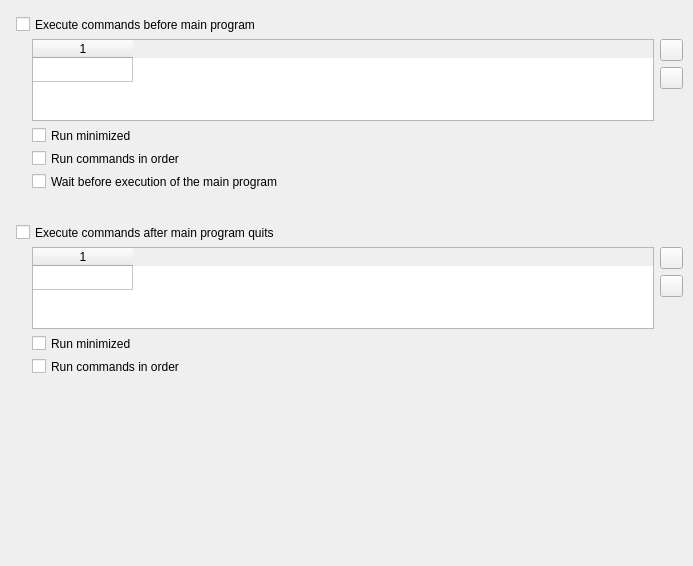
The window that src/forms/ModernProfileEditorHelperProgramsFrameUnit.ui (Eldricos/D-Fend-Reborn) describes before a commit, drawn with Qt 5.
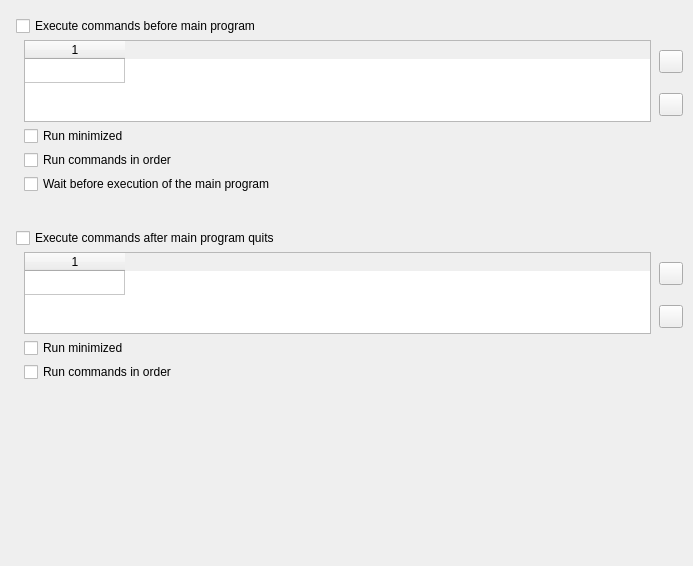
The same window after the commit. Icons and pictures are not drawn.

Commit message: Modern profile editor: Qt layouts instead of fixed pixel positions

```diff
--- a/src/forms/ModernProfileEditorHelperProgramsFrameUnit.ui
+++ b/src/forms/ModernProfileEditorHelperProgramsFrameUnit.ui
@@ -5,88 +5,146 @@
     <property name="geometry"><rect><x>0</x><y>0</y><width>693</width><height>566</height></rect></property>
     <property name="vclDesignWidth" stdset="0"><number>693</number></property>
     <property name="vclDesignHeight" stdset="0"><number>566</number></property>
-    <widget class="QToolButton" name="AddButton1">
-      <property name="geometry"><rect><x>660</x><y>39</y><width>23</width><height>22</height></rect></property>
-      <property name="vclAnchors" stdset="0"><string notr="true">akTop,akRight</string></property>
-      <property name="icon"><iconset resource="../../resources/dfend.qrc"><normaloff>:/glyphs/7bc99400adfc8024.png</normaloff></iconset></property>
-      <property name="iconSize"><size><width>16</width><height>16</height></size></property>
-    </widget>
-    <widget class="QToolButton" name="DelButton1">
-      <property name="geometry"><rect><x>660</x><y>67</y><width>23</width><height>22</height></rect></property>
-      <property name="vclAnchors" stdset="0"><string notr="true">akTop,akRight</string></property>
-      <property name="tag" stdset="0"><number>1</number></property>
-      <property name="icon"><iconset resource="../../resources/dfend.qrc"><normaloff>:/glyphs/190e94d8efb3a1c9.png</normaloff></iconset></property>
-      <property name="iconSize"><size><width>16</width><height>16</height></size></property>
-    </widget>
-    <widget class="QToolButton" name="DelButton2">
-      <property name="geometry"><rect><x>660</x><y>275</y><width>23</width><height>22</height></rect></property>
-      <property name="vclAnchors" stdset="0"><string notr="true">akTop,akRight</string></property>
-      <property name="tag" stdset="0"><number>3</number></property>
-      <property name="icon"><iconset resource="../../resources/dfend.qrc"><normaloff>:/glyphs/190e94d8efb3a1c9.png</normaloff></iconset></property>
-      <property name="iconSize"><size><width>16</width><height>16</height></size></property>
-    </widget>
-    <widget class="QToolButton" name="AddButton2">
-      <property name="geometry"><rect><x>660</x><y>247</y><width>23</width><height>22</height></rect></property>
-      <property name="vclAnchors" stdset="0"><string notr="true">akTop,akRight</string></property>
-      <property name="tag" stdset="0"><number>2</number></property>
-      <property name="icon"><iconset resource="../../resources/dfend.qrc"><normaloff>:/glyphs/7bc99400adfc8024.png</normaloff></iconset></property>
-      <property name="iconSize"><size><width>16</width><height>16</height></size></property>
-    </widget>
-    <widget class="QCheckBox" name="Command1CheckBox">
-      <property name="geometry"><rect><x>16</x><y>16</y><width>667</width><height>17</height></rect></property>
-      <property name="vclAnchors" stdset="0"><string notr="true">akLeft,akTop,akRight</string></property>
-      <property name="text"><string>Execute commands before main program</string></property>
-    </widget>
-    <widget class="QCheckBox" name="Command2CheckBox">
-      <property name="geometry"><rect><x>16</x><y>224</y><width>649</width><height>17</height></rect></property>
-      <property name="vclAnchors" stdset="0"><string notr="true">akLeft,akTop,akRight</string></property>
-      <property name="text"><string>Execute commands after main program quits</string></property>
-    </widget>
-    <widget class="QCheckBox" name="RunMinimized1CheckBox">
-      <property name="geometry"><rect><x>32</x><y>127</y><width>651</width><height>17</height></rect></property>
-      <property name="vclAnchors" stdset="0"><string notr="true">akLeft,akTop,akRight</string></property>
-      <property name="text"><string>Run minimized</string></property>
-    </widget>
-    <widget class="QCheckBox" name="Wait1CheckBox">
-      <property name="geometry"><rect><x>32</x><y>173</y><width>651</width><height>17</height></rect></property>
-      <property name="vclAnchors" stdset="0"><string notr="true">akLeft,akTop,akRight</string></property>
-      <property name="text"><string>Wait before execution of the main program</string></property>
-    </widget>
-    <widget class="QCheckBox" name="RunMinimized2CheckBox">
-      <property name="geometry"><rect><x>32</x><y>335</y><width>633</width><height>17</height></rect></property>
-      <property name="vclAnchors" stdset="0"><string notr="true">akLeft,akTop,akRight</string></property>
-      <property name="text"><string>Run minimized</string></property>
-    </widget>
-    <widget class="QCheckBox" name="InOrder1CheckBox">
-      <property name="geometry"><rect><x>32</x><y>150</y><width>651</width><height>17</height></rect></property>
-      <property name="vclAnchors" stdset="0"><string notr="true">akLeft,akTop,akRight</string></property>
-      <property name="text"><string>Run commands in order</string></property>
-    </widget>
-    <widget class="QCheckBox" name="InOrder2CheckBox">
-      <property name="geometry"><rect><x>32</x><y>358</y><width>633</width><height>17</height></rect></property>
-      <property name="vclAnchors" stdset="0"><string notr="true">akLeft,akTop,akRight</string></property>
-      <property name="text"><string>Run commands in order</string></property>
-    </widget>
-    <widget class="QTableWidget" name="Command1Tab">
-      <property name="geometry"><rect><x>32</x><y>39</y><width>622</width><height>82</height></rect></property>
-      <property name="vclAnchors" stdset="0"><string notr="true">akLeft,akTop,akRight</string></property>
-      <property name="columnCount"><number>1</number></property>
-      <property name="rowCount"><number>1</number></property>
-      <property name="vclFixedCols" stdset="0"><number>0</number></property>
-      <property name="vclFixedRows" stdset="0"><number>1</number></property>
-      <attribute name="verticalHeaderVisible"><bool>false</bool></attribute>
-      <attribute name="verticalHeaderDefaultSectionSize"><number>24</number></attribute>
-    </widget>
-    <widget class="QTableWidget" name="Command2Tab">
-      <property name="geometry"><rect><x>32</x><y>247</y><width>622</width><height>82</height></rect></property>
-      <property name="vclAnchors" stdset="0"><string notr="true">akLeft,akTop,akRight</string></property>
-      <property name="columnCount"><number>1</number></property>
-      <property name="rowCount"><number>1</number></property>
-      <property name="vclFixedCols" stdset="0"><number>0</number></property>
-      <property name="vclFixedRows" stdset="0"><number>1</number></property>
-      <attribute name="verticalHeaderVisible"><bool>false</bool></attribute>
-      <attribute name="verticalHeaderDefaultSectionSize"><number>24</number></attribute>
-    </widget>
+    <layout class="QVBoxLayout" name="ModernProfileEditorHelperProgramsFrame_Layout" stretch="0,0,0,1">
+      <property name="leftMargin"><number>16</number></property>
+      <property name="topMargin"><number>16</number></property>
+      <property name="rightMargin"><number>10</number></property>
+      <property name="bottomMargin"><number>8</number></property>
+      <property name="spacing"><number>0</number></property>
+      <item>
+        <layout class="QGridLayout" name="ModernProfileEditorHelperProgramsFrame_Section1" columnstretch="0,0,1,0">
+          <property name="leftMargin"><number>0</number></property>
+          <property name="topMargin"><number>0</number></property>
+          <property name="rightMargin"><number>0</number></property>
+          <property name="bottomMargin"><number>0</number></property>
+          <property name="horizontalSpacing"><number>8</number></property>
+          <property name="verticalSpacing"><number>4</number></property>
+          <item row="0" column="0" colspan="4">
+            <widget class="QCheckBox" name="Command1CheckBox">
+              <property name="text"><string>Execute commands before main program</string></property>
+            </widget>
+          </item>
+          <item row="1" column="1" rowspan="2" colspan="2">
+            <widget class="QTableWidget" name="Command1Tab">
+              <property name="columnCount"><number>1</number></property>
+              <property name="rowCount"><number>1</number></property>
+              <property name="vclFixedCols" stdset="0"><number>0</number></property>
+              <property name="vclFixedRows" stdset="0"><number>1</number></property>
+              <property name="minimumSize"><size><width>0</width><height>82</height></size></property>
+              <attribute name="verticalHeaderVisible"><bool>false</bool></attribute>
+              <attribute name="verticalHeaderDefaultSectionSize"><number>24</number></attribute>
+            </widget>
+          </item>
+          <item row="1" column="3" alignment="Qt::AlignRight">
+            <widget class="QToolButton" name="AddButton1">
+              <property name="icon"><iconset resource="../../resources/dfend.qrc"><normaloff>:/glyphs/7bc99400adfc8024.png</normaloff></iconset></property>
+              <property name="iconSize"><size><width>16</width><height>16</height></size></property>
+              <property name="minimumSize"><size><width>23</width><height>0</height></size></property>
+            </widget>
+          </item>
+          <item row="2" column="3" alignment="Qt::AlignRight">
+            <widget class="QToolButton" name="DelButton1">
+              <property name="tag" stdset="0"><number>1</number></property>
+              <property name="icon"><iconset resource="../../resources/dfend.qrc"><normaloff>:/glyphs/190e94d8efb3a1c9.png</normaloff></iconset></property>
+              <property name="iconSize"><size><width>16</width><height>16</height></size></property>
+              <property name="minimumSize"><size><width>23</width><height>0</height></size></property>
+            </widget>
+          </item>
+          <item row="3" column="1" colspan="3">
+            <widget class="QCheckBox" name="RunMinimized1CheckBox">
+              <property name="text"><string>Run minimized</string></property>
+            </widget>
+          </item>
+          <item row="4" column="1" colspan="3">
+            <widget class="QCheckBox" name="InOrder1CheckBox">
+              <property name="text"><string>Run commands in order</string></property>
+            </widget>
+          </item>
+          <item row="5" column="1" colspan="3">
+            <widget class="QCheckBox" name="Wait1CheckBox">
+              <property name="text"><string>Wait before execution of the main program</string></property>
+            </widget>
+          </item>
+          <item row="0" column="2">
+            <spacer name="ModernProfileEditorHelperProgramsFrame_Section1_HFill">
+              <property name="orientation"><enum>Qt::Horizontal</enum></property>
+              <property name="sizeHint" stdset="0"><size><width>0</width><height>0</height></size></property>
+            </spacer>
+          </item>
+        </layout>
+      </item>
+      <item>
+        <spacer name="ModernProfileEditorHelperProgramsFrame_Gap1">
+          <property name="orientation"><enum>Qt::Vertical</enum></property>
+          <property name="sizeType"><enum>QSizePolicy::Fixed</enum></property>
+          <property name="sizeHint" stdset="0"><size><width>0</width><height>34</height></size></property>
+        </spacer>
+      </item>
+      <item>
+        <layout class="QGridLayout" name="ModernProfileEditorHelperProgramsFrame_Section2" columnstretch="0,0,1,0">
+          <property name="leftMargin"><number>0</number></property>
+          <property name="topMargin"><number>0</number></property>
+          <property name="rightMargin"><number>0</number></property>
+          <property name="bottomMargin"><number>0</number></property>
+          <property name="horizontalSpacing"><number>8</number></property>
+          <property name="verticalSpacing"><number>4</number></property>
+          <item row="0" column="0" colspan="3">
+            <widget class="QCheckBox" name="Command2CheckBox">
+              <property name="text"><string>Execute commands after main program quits</string></property>
+            </widget>
+          </item>
+          <item row="1" column="1" rowspan="2" colspan="2">
+            <widget class="QTableWidget" name="Command2Tab">
+              <property name="columnCount"><number>1</number></property>
+              <property name="rowCount"><number>1</number></property>
+              <property name="vclFixedCols" stdset="0"><number>0</number></property>
+              <property name="vclFixedRows" stdset="0"><number>1</number></property>
+              <property name="minimumSize"><size><width>0</width><height>82</height></size></property>
+              <attribute name="verticalHeaderVisible"><bool>false</bool></attribute>
+              <attribute name="verticalHeaderDefaultSectionSize"><number>24</number></attribute>
+            </widget>
+          </item>
+          <item row="1" column="3" alignment="Qt::AlignRight">
+            <widget class="QToolButton" name="AddButton2">
+              <property name="tag" stdset="0"><number>2</number></property>
+              <property name="icon"><iconset resource="../../resources/dfend.qrc"><normaloff>:/glyphs/7bc99400adfc8024.png</normaloff></iconset></property>
+              <property name="iconSize"><size><width>16</width><height>16</height></size></property>
+              <property name="minimumSize"><size><width>23</width><height>0</height></size></property>
+            </widget>
+          </item>
+          <item row="2" column="3" alignment="Qt::AlignRight">
+            <widget class="QToolButton" name="DelButton2">
+              <property name="tag" stdset="0"><number>3</number></property>
+              <property name="icon"><iconset resource="../../resources/dfend.qrc"><normaloff>:/glyphs/190e94d8efb3a1c9.png</normaloff></iconset></property>
+              <property name="iconSize"><size><width>16</width><height>16</height></size></property>
+              <property name="minimumSize"><size><width>23</width><height>0</height></size></property>
+            </widget>
+          </item>
+          <item row="3" column="1" colspan="2">
+            <widget class="QCheckBox" name="RunMinimized2CheckBox">
+              <property name="text"><string>Run minimized</string></property>
+            </widget>
+          </item>
+          <item row="4" column="1" colspan="2">
+            <widget class="QCheckBox" name="InOrder2CheckBox">
+              <property name="text"><string>Run commands in order</string></property>
+            </widget>
+          </item>
+          <item row="0" column="2">
+            <spacer name="ModernProfileEditorHelperProgramsFrame_Section2_HFill">
+              <property name="orientation"><enum>Qt::Horizontal</enum></property>
+              <property name="sizeHint" stdset="0"><size><width>0</width><height>0</height></size></property>
+            </spacer>
+          </item>
+        </layout>
+      </item>
+      <item>
+        <spacer name="ModernProfileEditorHelperProgramsFrame_VFill">
+          <property name="orientation"><enum>Qt::Vertical</enum></property>
+          <property name="sizeHint" stdset="0"><size><width>0</width><height>0</height></size></property>
+        </spacer>
+      </item>
+    </layout>
   </widget>
   <tabstops>
     <tabstop>Command1CheckBox</tabstop>
```
Left out of the diff: 6 changed lines with no effect on the pictures. The commit also changes 42 other files.
